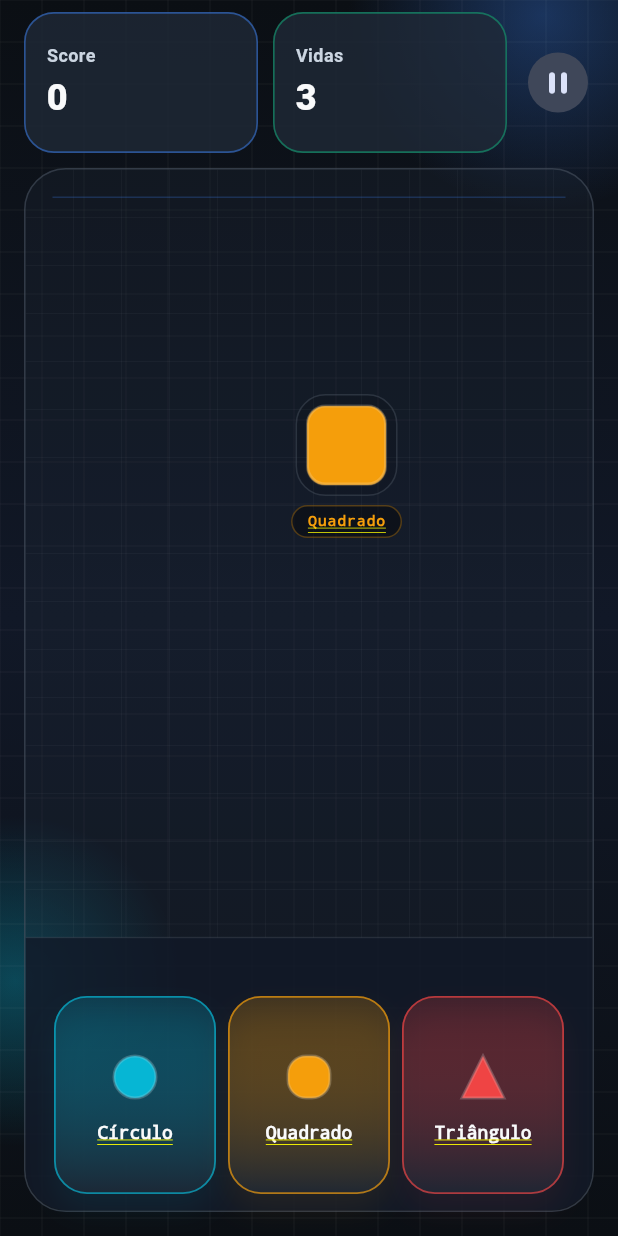
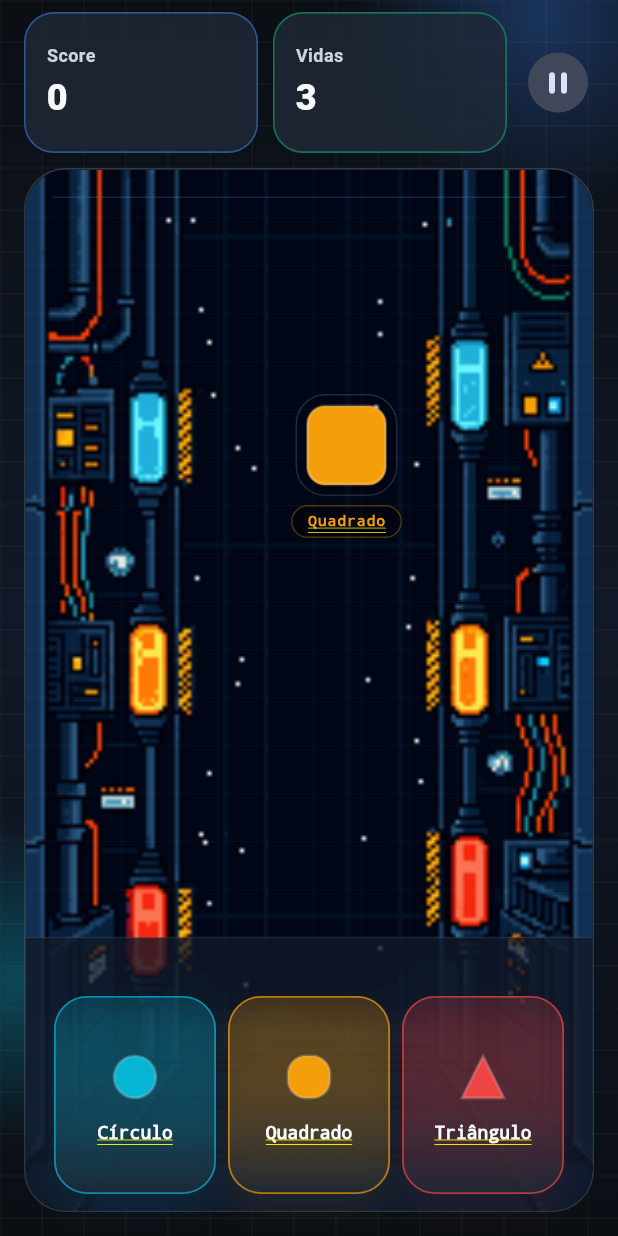
Before and after one commit to vinicius-pascoal/Lab-Panic, a Flutter app: the screen it shows after launch, after a tap on "Jogar", on a phone screen of 412 x 824 dp. Run offline on Flutter 3.47's test engine with Material 3 defaults, Android fonts, the phone set to English and light mode, and no system bars; our stand-ins replace shared_preferences.

Commit message:
Add background image asset and use in playfield
Adds assets/images/fundo.png and registers the assets/images/ directory in pubspec.yaml. Updates _LabPlayfieldBackground to display the new image (via ClipRRect and Image.asset) filling the container, replacing the previous semi-transparent AppColors.surface background while preserving the rounded corners and border.

```diff
--- a/lib/main.dart
+++ b/lib/main.dart
@@ -1434,12 +1434,20 @@ class _LabPlayfieldBackground extends StatelessWidget {
   Widget build(BuildContext context) {
     return Container(
       decoration: BoxDecoration(
-        color: AppColors.surface.withOpacity(0.28),
         borderRadius: BorderRadius.circular(28),
         border: Border.all(color: AppColors.border.withOpacity(0.55)),
       ),
       child: Stack(
         children: [
+          Positioned.fill(
+            child: ClipRRect(
+              borderRadius: BorderRadius.circular(28),
+              child: Image.asset(
+                'assets/images/fundo.png',
+                fit: BoxFit.cover,
+              ),
+            ),
+          ),
           Positioned.fill(
             child: ClipRRect(
               borderRadius: BorderRadius.circular(28),
--- a/pubspec.yaml
+++ b/pubspec.yaml
@@ -59,9 +59,8 @@ flutter:
   uses-material-design: true
 
   # To add assets to your application, add an assets section, like this:
-  # assets:
-  #   - images/a_dot_burr.jpeg
-  #   - images/a_dot_ham.jpeg
+  assets:
+    - assets/images/
 
   # An image asset can refer to one or more resolution-specific "variants", see
   # https://flutter.dev/to/resolution-aware-images
```
Also changed, not shown: assets/images/fundo.png (added).
